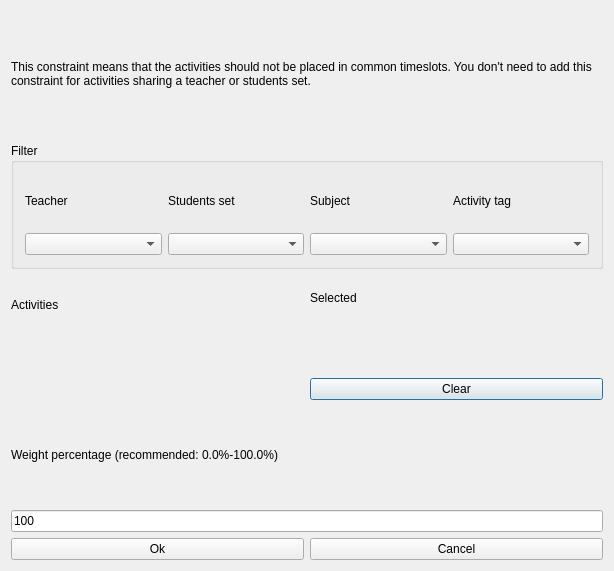
Qt form src/interface/modifyconstraintactivitiesnotoverlappingform_template.ui (janLo/FET) before a commit.
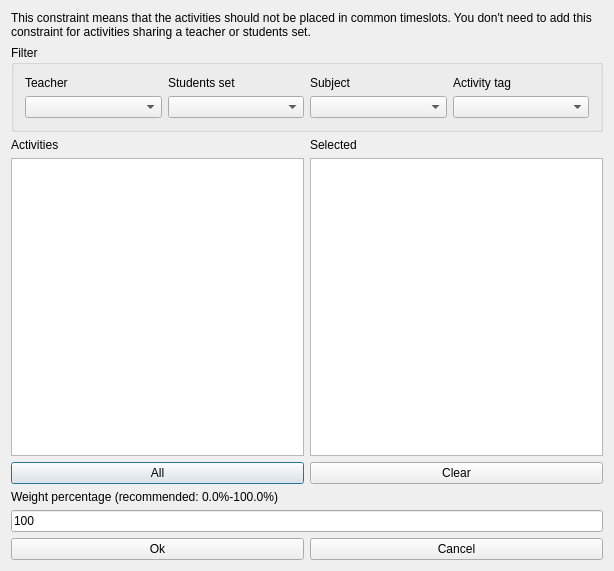
The same form after that commit. Custom widgets are drawn as their Qt base class.

The edit to the form file:
```diff
--- a/src/interface/modifyconstraintactivitiesnotoverlappingform_template.ui
+++ b/src/interface/modifyconstraintactivitiesnotoverlappingform_template.ui
@@ -13,8 +13,8 @@
   <property name="windowTitle">
    <string extracomment="This is the title of the dialog to modify a constraint of this type">Modify activities not overlapping</string>
   </property>
-  <layout class="QGridLayout" name="gridLayout">
-   <item row="0" column="0" colspan="2">
+  <layout class="QGridLayout" name="gridLayout_2">
+   <item row="0" column="0">
     <widget class="QLabel" name="textLabel1">
      <property name="sizePolicy">
       <sizepolicy hsizetype="Minimum" vsizetype="Minimum">
@@ -30,30 +30,22 @@
      </property>
     </widget>
    </item>
-   <item row="1" column="0" colspan="2">
-    <widget class="Q3GroupBox" name="groupBox2">
+   <item row="1" column="0">
+    <widget class="QGroupBox" name="filterGroupBox">
      <property name="title">
       <string>Filter</string>
      </property>
-     <layout class="QGridLayout">
+     <layout class="QGridLayout" name="gridLayout">
       <item row="0" column="0">
-       <layout class="QGridLayout">
-        <item row="0" column="3">
-         <widget class="QLabel" name="activityTagsTextLabel">
+       <widget class="QLabel" name="teachersTextLabel">
           <property name="text">
-           <string>Activity tag</string>
+         <string>Teacher</string>
           </property>
           <property name="wordWrap">
            <bool>false</bool>
           </property>
          </widget>
         </item>
-        <item row="1" column="1">
-         <widget class="QComboBox" name="studentsComboBox"/>
-        </item>
-        <item row="1" column="3">
-         <widget class="QComboBox" name="activityTagsComboBox"/>
-        </item>
         <item row="0" column="1">
          <widget class="QLabel" name="studentsTextLabel">
           <property name="text">
@@ -64,9 +56,6 @@
           </property>
          </widget>
         </item>
-        <item row="1" column="2">
-         <widget class="QComboBox" name="subjectsComboBox"/>
-        </item>
         <item row="0" column="2">
          <widget class="QLabel" name="subjectsTextLabel">
           <property name="text">
@@ -77,26 +66,35 @@
           </property>
          </widget>
         </item>
+      <item row="0" column="3">
+       <widget class="QLabel" name="activityTagsTextLabel">
+        <property name="text">
+         <string>Activity tag</string>
+        </property>
+        <property name="wordWrap">
+         <bool>false</bool>
+        </property>
+       </widget>
+      </item>
         <item row="1" column="0">
          <widget class="QComboBox" name="teachersComboBox"/>
         </item>
-        <item row="0" column="0">
-         <widget class="QLabel" name="teachersTextLabel">
-          <property name="text">
-           <string>Teacher</string>
-          </property>
-          <property name="wordWrap">
-           <bool>false</bool>
-          </property>
-         </widget>
-        </item>
-       </layout>
+      <item row="1" column="1">
+       <widget class="QComboBox" name="studentsComboBox"/>
+      </item>
+      <item row="1" column="2">
+       <widget class="QComboBox" name="subjectsComboBox"/>
+      </item>
+      <item row="1" column="3">
+       <widget class="QComboBox" name="activityTagsComboBox"/>
       </item>
      </layout>
     </widget>
    </item>
    <item row="2" column="0">
-    <layout class="QVBoxLayout">
+    <layout class="QHBoxLayout" name="horizontalLayout">
+     <item>
+      <layout class="QVBoxLayout" name="verticalLayout_2">
      <item>
       <widget class="QLabel" name="activitiesTextLabel">
        <property name="frameShape">
@@ -114,17 +112,18 @@
       </widget>
      </item>
      <item>
-      <widget class="Q3ListBox" name="activitiesListBox">
+        <widget class="QListWidget" name="activitiesListWidget"/>
+       </item>
        <item>
+        <widget class="QPushButton" name="addAllActivitiesPushButton">
         <property name="text">
-         <string>New Item</string>
-        </property>
-       </item>
+          <string comment="Text on a button. It refers to adding all activities from the list above this button into the current constraint">All</string>
+         </property>
       </widget>
      </item>
     </layout>
    </item>
-   <item row="2" column="1">
+     <item>
     <layout class="QVBoxLayout" name="verticalLayout">
      <item>
       <widget class="QLabel" name="notOverlappingActivitiesTextLabel">
@@ -143,13 +142,7 @@
       </widget>
      </item>
      <item>
-      <widget class="Q3ListBox" name="notOverlappingActivitiesListBox">
-       <item>
-        <property name="text">
-         <string>New Item</string>
-        </property>
-       </item>
-      </widget>
+        <widget class="QListWidget" name="notOverlappingActivitiesListWidget"/>
      </item>
      <item>
       <widget class="QPushButton" name="clearPushButton">
@@ -160,7 +153,9 @@
      </item>
     </layout>
    </item>
-   <item row="3" column="0" colspan="2">
+    </layout>
+   </item>
+   <item row="3" column="0">
     <layout class="QVBoxLayout">
      <item>
       <widget class="QLabel" name="weightTextLabel">
@@ -187,7 +182,7 @@
      </item>
     </layout>
    </item>
-   <item row="4" column="0" colspan="2">
+   <item row="4" column="0">
     <layout class="QHBoxLayout">
      <item>
       <widget class="QPushButton" name="okPushButton">
@@ -208,37 +203,6 @@
   </layout>
  </widget>
  <layoutdefault spacing="6" margin="11"/>
- <customwidgets>
-  <customwidget>
-   <class>Q3GroupBox</class>
-   <extends>QGroupBox</extends>
-   <header>Qt3Support/Q3GroupBox</header>
-   <container>1</container>
-  </customwidget>
-  <customwidget>
-   <class>Q3Frame</class>
-   <extends>QFrame</extends>
-   <header>Qt3Support/Q3Frame</header>
-   <container>1</container>
-  </customwidget>
-  <customwidget>
-   <class>Q3ListBox</class>
-   <extends>Q3Frame</extends>
-   <header>q3listbox.h</header>
-  </customwidget>
- </customwidgets>
- <tabstops>
-  <tabstop>teachersComboBox</tabstop>
-  <tabstop>studentsComboBox</tabstop>
-  <tabstop>subjectsComboBox</tabstop>
-  <tabstop>activityTagsComboBox</tabstop>
-  <tabstop>activitiesListBox</tabstop>
-  <tabstop>notOverlappingActivitiesListBox</tabstop>
-  <tabstop>weightLineEdit</tabstop>
-  <tabstop>okPushButton</tabstop>
-  <tabstop>cancelPushButton</tabstop>
-  <tabstop>clearPushButton</tabstop>
- </tabstops>
  <resources/>
  <connections/>
 </ui>
```
Left out of the diff: 2 changed lines with no effect on the pictures. Lines whose indentation alone changed are shown as unchanged.
